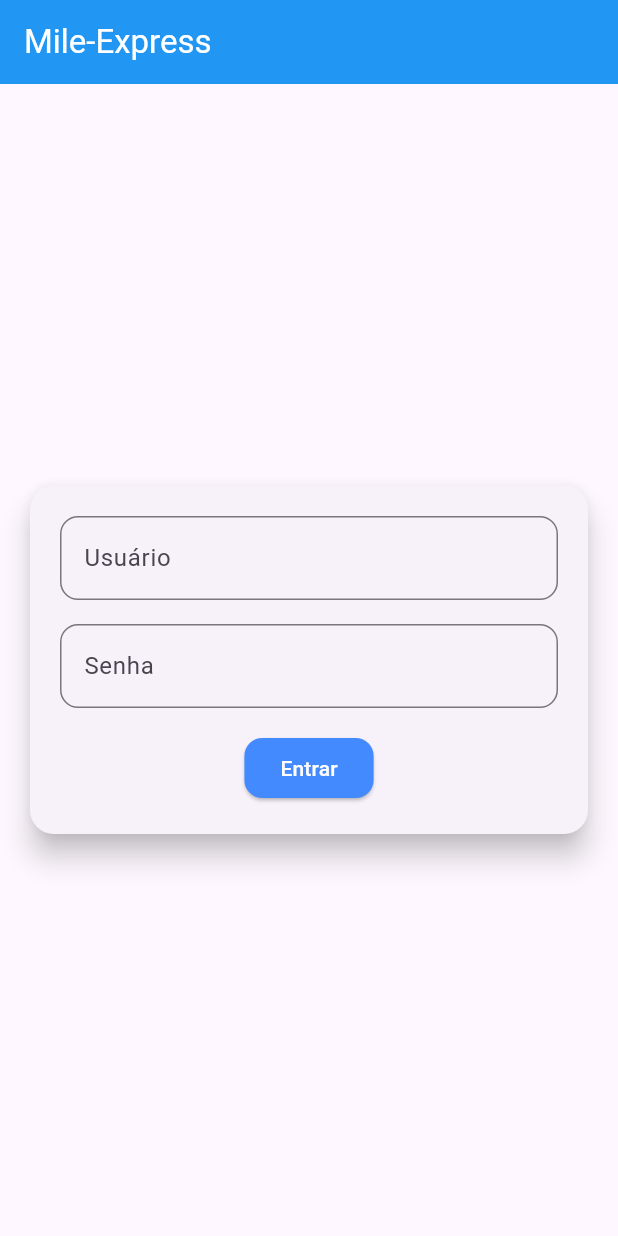
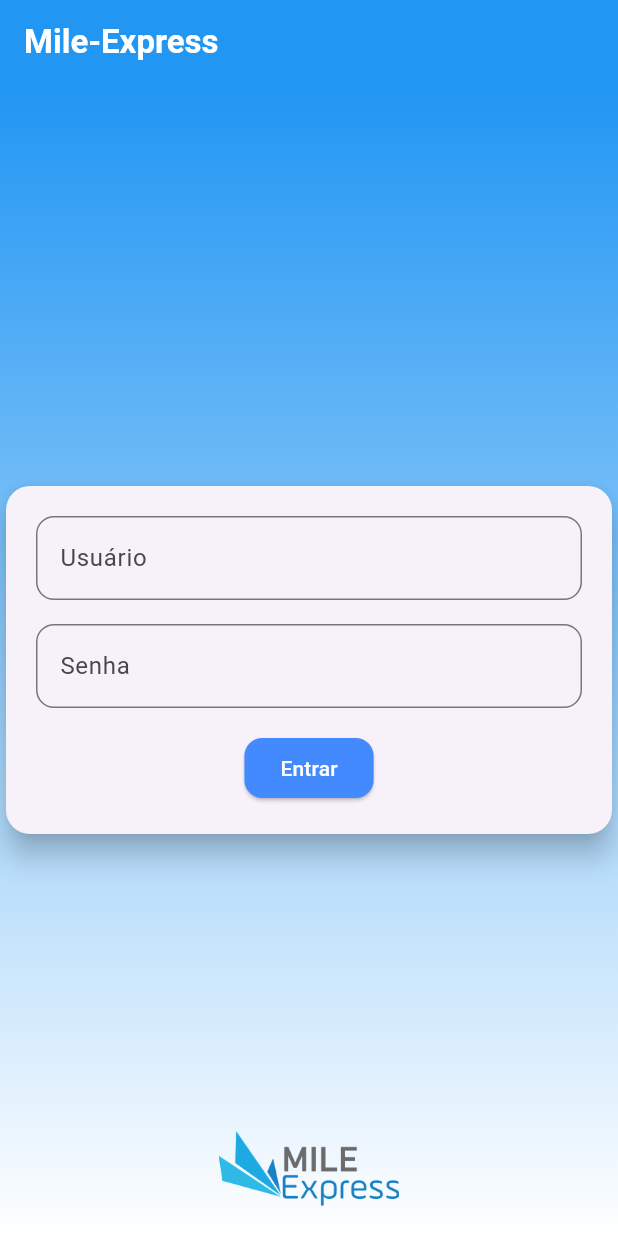
Before and after one commit to luissecundes/project-flutter, a Flutter app: the screen it shows after launch, on a phone screen of 412 x 824 dp. Run offline on Flutter 3.47's test engine with Material 3 defaults, Android fonts, the phone set to English and light mode, and no system bars.

Commit message:
alteração de layout na tela de login

```diff
--- a/lib/screens/login/login_screen.dart
+++ b/lib/screens/login/login_screen.dart
@@ -30,14 +30,26 @@ class LoginScreen extends StatelessWidget {
   Widget build(BuildContext context) {
     return Scaffold(
       appBar: AppBar(
-        title: const Text('Mile-Express'),
-        foregroundColor: Colors.white, // Define a cor do texto como branco
-        backgroundColor: Colors
-            .blue, // Você pode definir a cor do fundo do AppBar aqui também
+        title: const Text(
+          'Mile-Express',
+          style: TextStyle(color: Colors.white, fontWeight: FontWeight.bold),
         ),
-      body: Padding(
-        padding: const EdgeInsets.all(16.0),
-        child: Center(
+        backgroundColor: Colors.blue, // Cor do AppBar
+      ),
+      body: Stack(
+        children: [
+          // Container de fundo com gradiente
+          Container(
+            decoration: BoxDecoration(
+              gradient: LinearGradient(
+                colors: [Colors.blue, Colors.white],
+                begin: Alignment.topCenter,
+                end: Alignment.bottomCenter,
+              ),
+            ),
+          ),
+          // Centro do Card com os campos de entrada e botão
+          Center(
             child: Card(
               elevation: 8,
               shape: RoundedRectangleBorder(
@@ -64,7 +76,8 @@ class LoginScreen extends StatelessWidget {
                         if (_usernameController.text.isNotEmpty &&
                             _passwordController.text.isNotEmpty) {
                           ScaffoldMessenger.of(context).showSnackBar(
-                          const SnackBar(content: Text('Login bem-sucedido!')),
+                            const SnackBar(
+                                content: Text('Login bem-sucedido!')),
                           );
                         } else {
                           showDialog(
@@ -93,6 +106,23 @@ class LoginScreen extends StatelessWidget {
               ),
             ),
           ),
+          // Imagem da logo na parte inferior, ajustando a altura
+          Align(
+            alignment: Alignment.bottomCenter,
+            child: Column(
+              mainAxisSize: MainAxisSize.min,
+              children: [
+                const SizedBox(height: 20), // Ajuste essa altura conforme necessário
+                Image.asset(
+                  'assets/images/mile-logo.png', // Caminho para sua logo
+                  fit: BoxFit.contain,
+                  height: 50, // Ajuste a altura da logo conforme necessário
+                ),
+                const SizedBox(height: 20), // Espaço abaixo da logo
+              ],
+            ),
+          ),
+        ],
       ),
     );
   }
```
Lines whose indentation alone changed are shown as unchanged.
